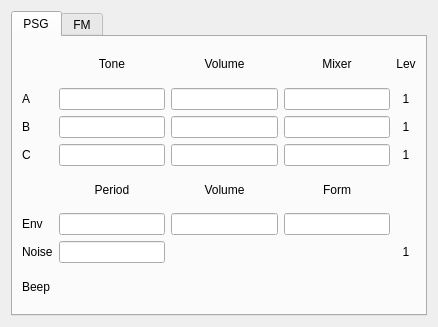
Above: ui/dbgwidgets/form_ay.ui from samstyle/Xpeccy before the change. Below: the same form after it.
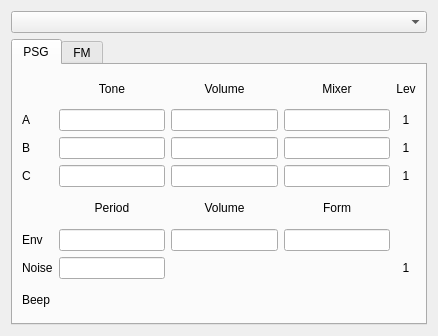
That is the form after the change.

Patch:
```diff
--- a/ui/dbgwidgets/form_ay.ui
+++ b/ui/dbgwidgets/form_ay.ui
@@ -7,13 +7,16 @@
     <x>0</x>
     <y>0</y>
     <width>438</width>
-    <height>327</height>
+    <height>336</height>
    </rect>
   </property>
   <property name="windowTitle">
    <string>Form</string>
   </property>
   <layout class="QVBoxLayout" name="verticalLayout">
+   <item>
+    <widget class="QComboBox" name="cbChipSelect"/>
+   </item>
    <item>
     <widget class="QTabWidget" name="tabWidget">
      <property name="currentIndex">
```
